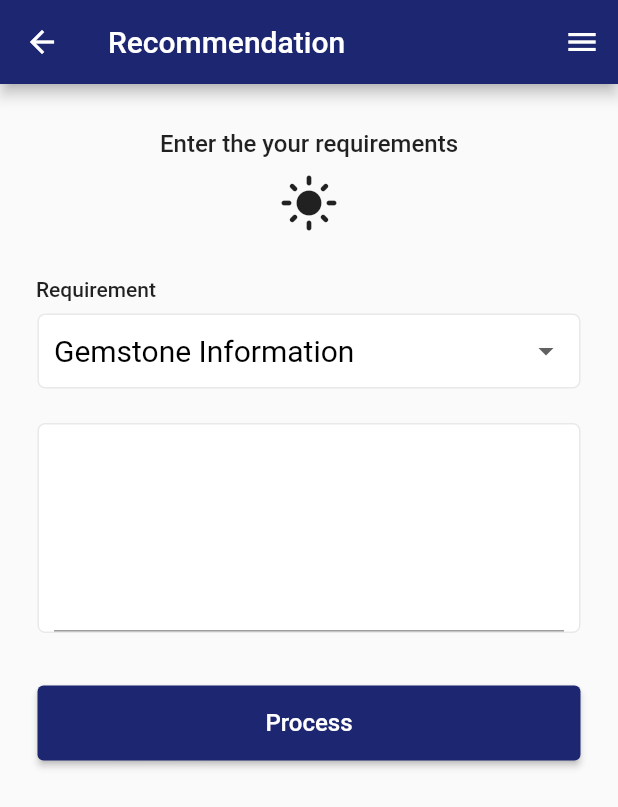
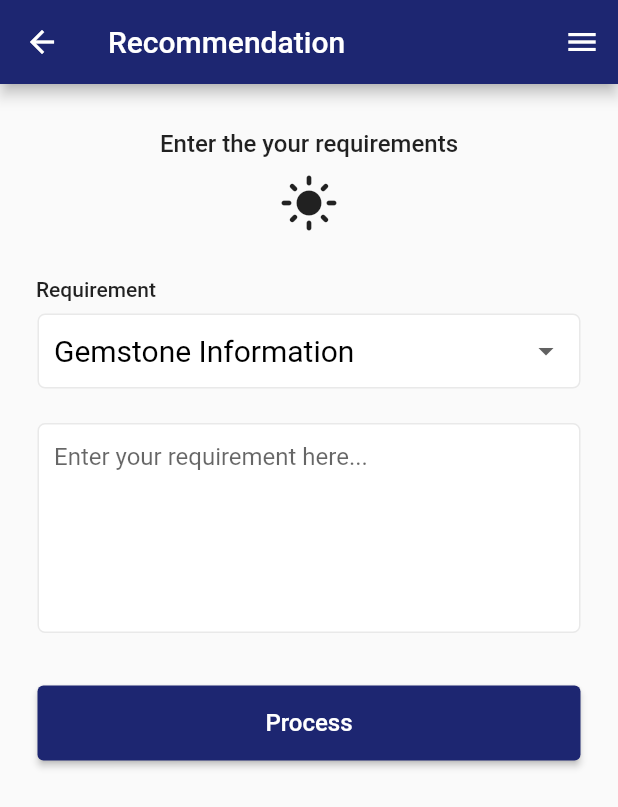
Before and after one commit to NuvinduSenarathne/Gemo_Mobile, a Flutter app: the Recommendation screen opened by its route, on a phone screen of 412 x 824 dp. Shown: the top 807 px of the screen. Run offline on Flutter 3.47's test engine with Material 2 defaults, Android fonts, the phone set to English and light mode, and no system bars; our stand-ins replace carousel_slider, cloud_firestore, firebase_auth, firebase_core, quickalert, shared_preferences; accounts and stored records are empty.

Commit message:
Recommendation :UI

```diff
--- a/lib/screens/recommendation.dart
+++ b/lib/screens/recommendation.dart
@@ -107,7 +107,12 @@ class _RecommendationState extends State<Recommendation> {
                       minLines: 6,
                       keyboardType: TextInputType.multiline,
                       maxLines: null,
+                      decoration: const InputDecoration(
+                      hintText: 'Enter your requirement here...',
+                      border: InputBorder.none,
+                    ),
                     )),
+
                 Container(
                     margin: const EdgeInsets.fromLTRB(0, 20, 0, 0),
                     width: double.infinity,
```
